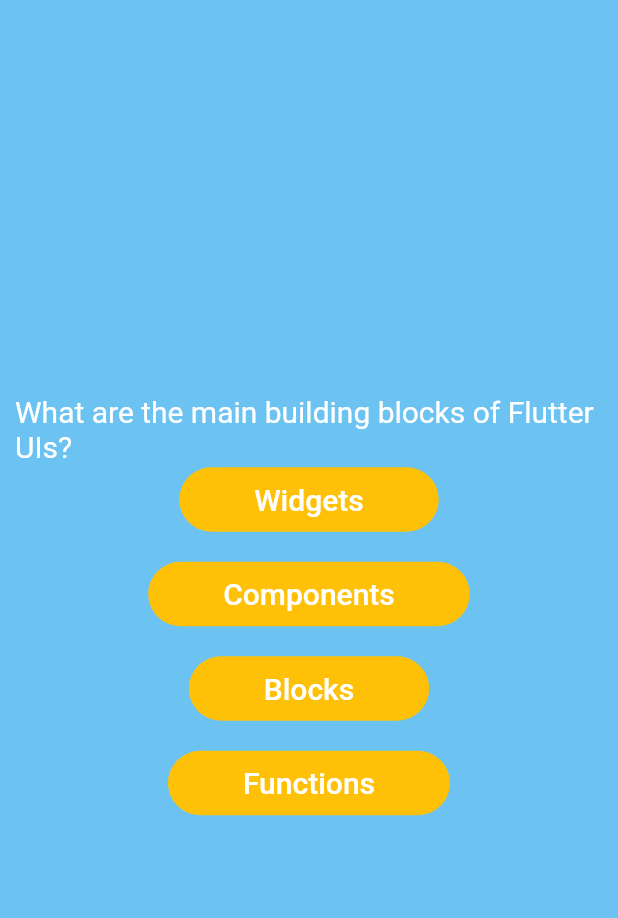
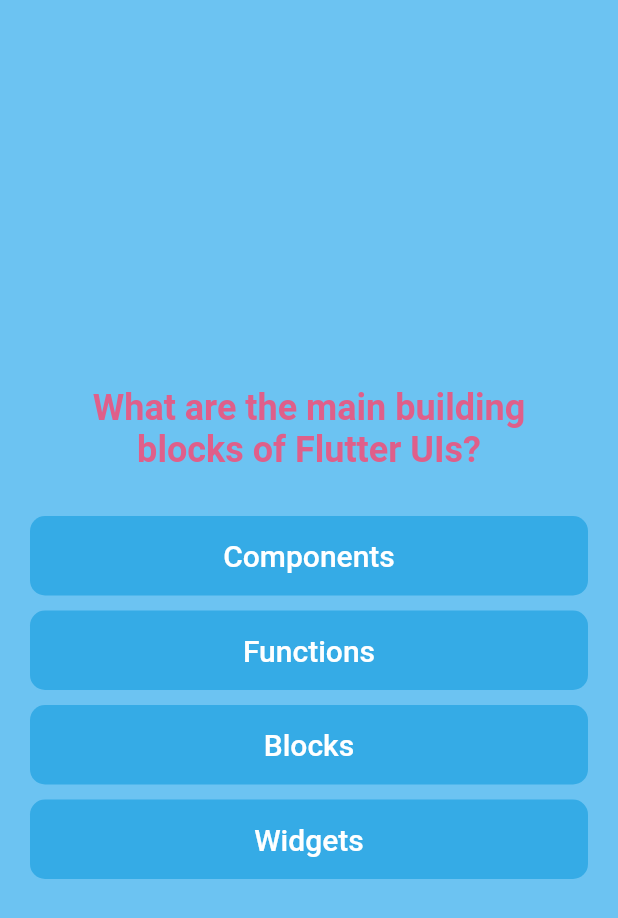
Before and after one commit to maithanhtrong1113/dartCourse, a Flutter app: the screen it shows after launch, after a tap on "Start Quiz", on a phone screen of 412 x 824 dp. Shown: the top 918 px of the screen. Run offline on Flutter 3.47's test engine with Material 2 defaults, Android fonts, the phone set to English and light mode, and no system bars; our stand-ins replace google_fonts.

Commit message:
add google font package

```diff
--- a/lib/aswer_button.dart
+++ b/lib/aswer_button.dart
@@ -10,31 +10,26 @@ class AnswerButton extends StatelessWidget {
   final void Function() onTap;
   @override
   Widget build(context) {
-    return Center(
-      child: Column(
-        children: [
-          TextButton(
+    return Container(
+      margin: const EdgeInsets.only(bottom: 10),
+      child: TextButton(
         onPressed: onTap,
         style: TextButton.styleFrom(
-              backgroundColor: Colors.amber,
+          backgroundColor: const Color.fromARGB(255, 53, 171, 230),
           shape: RoundedRectangleBorder(
-                borderRadius: BorderRadius.circular(40),
+            borderRadius: BorderRadius.circular(10),
           ),
-              padding: const EdgeInsets.symmetric(vertical: 10, horizontal: 50),
+          padding: const EdgeInsets.symmetric(vertical: 15, horizontal: 10),
         ),
         child: Text(
           aswerText,
+          textAlign: TextAlign.center,
           style: const TextStyle(
             fontSize: 20,
             color: Colors.white,
           ),
         ),
       ),
-          const SizedBox(
-            height: 15,
-          ),
-        ],
-      ),
     );
   }
 }
--- a/lib/model/quiz_question.dart
+++ b/lib/model/quiz_question.dart
@@ -2,4 +2,9 @@ class QuizQuestion {
   const QuizQuestion(this.text, this.answers);
   final String text;
   final List<String> answers;
+  List<String> getShuffedAnswers() {
+    final shuffedList = List.of(answers);
+    shuffedList.shuffle();
+    return shuffedList;
+  }
 }
--- a/lib/question_screen.dart
+++ b/lib/question_screen.dart
@@ -1,6 +1,7 @@
 import 'package:flutter/material.dart';
 import 'package:frist_app/aswer_button.dart';
 import 'package:frist_app/data/question.dart';
+import 'package:google_fonts/google_fonts.dart';
 
 class QuestionScreen extends StatefulWidget {
   const QuestionScreen({super.key});
@@ -11,22 +12,35 @@ class QuestionScreen extends StatefulWidget {
 }
 
 class _QuestionScreen extends State<QuestionScreen> {
+  var currenQuestionIndex = 0;
+  void answerQuestionNext() {
+    setState(() {
+      currenQuestionIndex++;
+    });
+  }
+
   @override
   Widget build(context) {
-    final currentQuestion = questions[0];
-    return Center(
+    final currentQuestion = questions[currenQuestionIndex];
+    return Container(
+      margin: const EdgeInsets.symmetric(horizontal: 20, vertical: 0),
       child: Column(
-        mainAxisSize: MainAxisSize.min,
+        mainAxisAlignment: MainAxisAlignment.center,
+        crossAxisAlignment: CrossAxisAlignment.stretch,
         children: [
           Padding(
-            padding: const EdgeInsets.symmetric(horizontal: 10, vertical: 0),
+            padding: const EdgeInsets.symmetric(horizontal: 10, vertical: 30),
             child: Text(
               currentQuestion.text,
-              style: const TextStyle(color: Colors.white, fontSize: 20),
+              textAlign: TextAlign.center,
+              style: GoogleFonts.sansitaSwashed(
+                  color: const Color.fromARGB(255, 223, 95, 138),
+                  fontSize: 24,
+                  fontWeight: FontWeight.bold),
             ),
           ),
-          ...currentQuestion.answers
-              .map((answer) => AnswerButton(aswerText: answer, onTap: () {}))
+          ...currentQuestion.getShuffedAnswers().map((answer) =>
+              AnswerButton(aswerText: answer, onTap: answerQuestionNext))
         ],
       ),
     );
--- a/pubspec.yaml
+++ b/pubspec.yaml
@@ -34,6 +34,7 @@ dependencies:
   # The following adds the Cupertino Icons font to your application.
   # Use with the CupertinoIcons class for iOS style icons.
   cupertino_icons: ^1.0.2
+  google_fonts: ^6.1.0
 
 dev_dependencies:
   flutter_test:
```
Also changed, not shown: pubspec.lock, 1 other file. Lines whose indentation alone changed are shown as unchanged.
